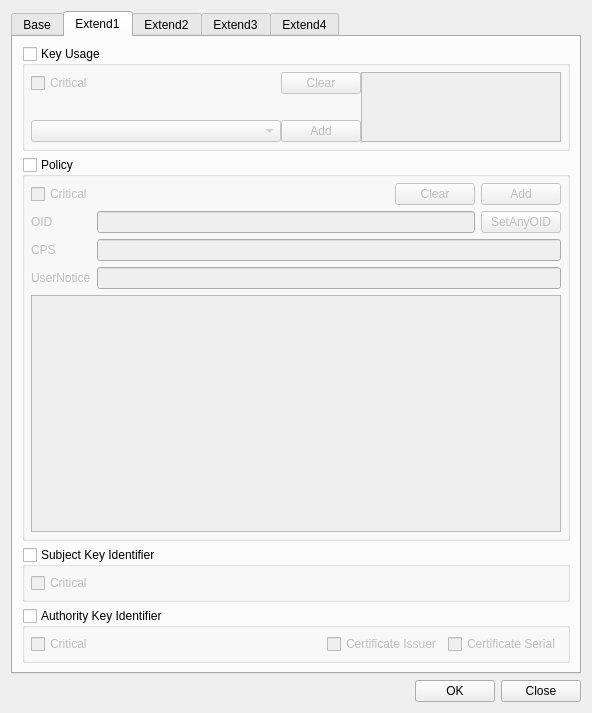
This is CertMan/make_cert_profile_dlg.ui in jykim74/CertMan as Qt 5 draws it before an edit. The edited form follows.
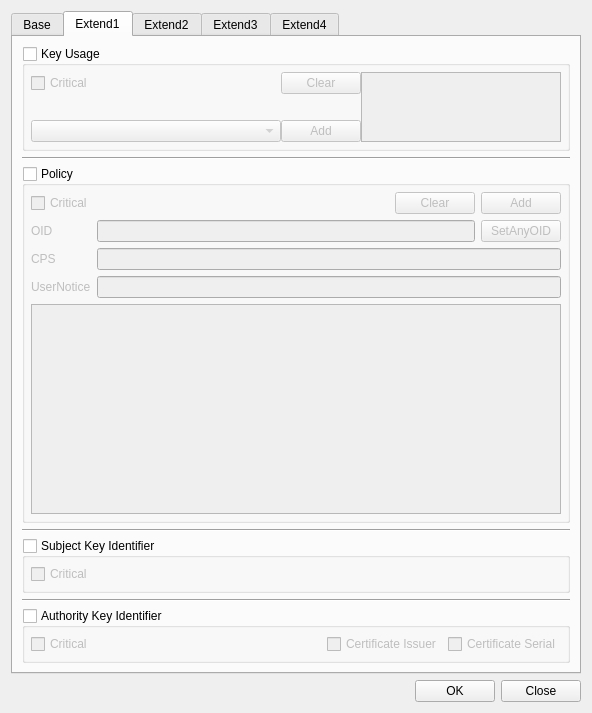
This is the edited form. The open tabs and pages were chosen to show the change.

Patch:
```diff
--- a/CertMan/make_cert_profile_dlg.ui
+++ b/CertMan/make_cert_profile_dlg.ui
@@ -650,6 +650,13 @@
          </layout>
         </widget>
        </item>
+       <item>
+        <widget class="Line" name="line_3">
+         <property name="orientation">
+          <enum>Qt::Horizontal</enum>
+         </property>
+        </widget>
+       </item>
        <item>
         <widget class="QGroupBox" name="mPolicyGroup">
          <property name="minimumSize">
@@ -775,6 +782,13 @@
          </layout>
         </widget>
        </item>
+       <item>
+        <widget class="Line" name="line_4">
+         <property name="orientation">
+          <enum>Qt::Horizontal</enum>
+         </property>
+        </widget>
+       </item>
        <item>
         <widget class="QGroupBox" name="mSKIGroup">
          <property name="minimumSize">
@@ -835,6 +849,13 @@
          </layout>
         </widget>
        </item>
+       <item>
+        <widget class="Line" name="line_5">
+         <property name="orientation">
+          <enum>Qt::Horizontal</enum>
+         </property>
+        </widget>
+       </item>
        <item>
         <widget class="QGroupBox" name="mAKIGroup">
          <property name="minimumSize">
```
Left out of the diff: 48 changed lines with no effect on the pictures.
